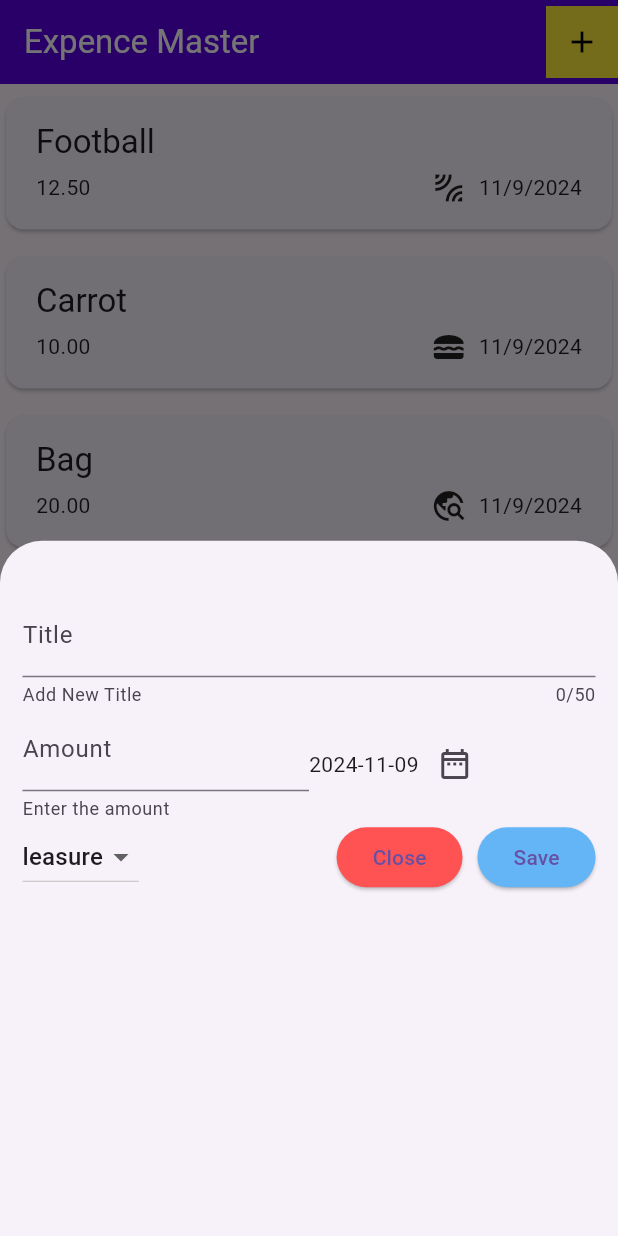
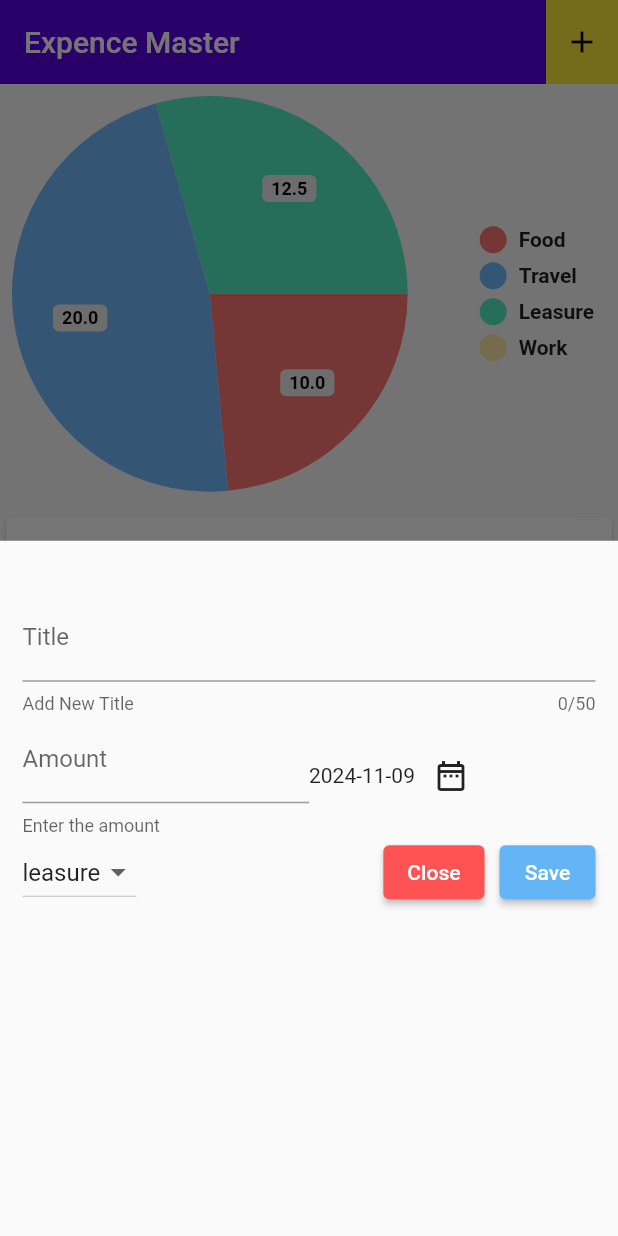
Before and after one commit to kavi17498/Expense-Tracker, a Flutter app: the screen it shows after launch, after a tap on the "add" icon, on a phone screen of 412 x 824 dp. Run offline on Flutter 3.47's test engine with Material 3 defaults, Android fonts, the phone set to English and light mode, and no system bars; drawn by our look-alikes of pie_chart; our stand-ins replace hive, hive_flutter; accounts and stored records are empty.

Commit message:
application Done

```diff
--- a/lib/main.dart
+++ b/lib/main.dart
@@ -1,7 +1,16 @@
-import "package:fivehoursapp/pages/expences.dart";
-import "package:flutter/material.dart";
+import 'package:fivehoursapp/models/expence.dart';
+import 'package:fivehoursapp/pages/expences.dart';
+import 'package:fivehoursapp/server/category_adapter.dart';
+import 'package:flutter/material.dart';
+import 'package:hive_flutter/hive_flutter.dart';
 
-void main() {
+void main() async {
+  WidgetsFlutterBinding.ensureInitialized(); // Ensures binding for async main
+  await Hive.initFlutter();
+  Hive.registerAdapter(ExpenceModelAdapter());
+  Hive.registerAdapter(CategoryAdapter());
+  await Hive.openBox("expenceDatabase");
+
   runApp(MyApp());
 }
 
@@ -12,6 +21,7 @@ class MyApp extends StatelessWidget {
   Widget build(BuildContext context) {
     return MaterialApp(
       debugShowCheckedModeBanner: false,
+      theme: ThemeData(useMaterial3: false),
       home: Expences(),
     );
   }
--- a/lib/models/expence.dart
+++ b/lib/models/expence.dart
@@ -1,6 +1,9 @@
 import 'package:flutter/material.dart';
 import 'package:intl/intl.dart';
 import 'package:uuid/uuid.dart';
+import 'package:hive/hive.dart';
+
+part 'expence.g.dart';
 
 //enum for category
 enum Category { food, travel, leasure, work }
@@ -16,6 +19,7 @@ final CategoryIcons = {
   Category.work: Icons.work
 };
 
+@HiveType(typeId: 1)
 class ExpenceModel {
   //constructor
   ExpenceModel(
@@ -24,11 +28,19 @@ class ExpenceModel {
       required this.title,
       required this.category})
       : id = const Uuid().v4();
+  @HiveField(0)
+  final String id;
 
-  final String id;
+  @HiveField(1)
   final String title;
+
+  @HiveField(2)
   final double amount;
+
+  @HiveField(3)
   final DateTime date;
+
+  @HiveField(4)
   final Category category;
 
   //getter > Fomratted Date
--- a/lib/pages/expences.dart
+++ b/lib/pages/expences.dart
@@ -1,7 +1,10 @@
 import 'package:fivehoursapp/models/expence.dart';
+import 'package:fivehoursapp/server/database.dart';
 import 'package:fivehoursapp/widgets/addnewexpences.dart';
 import 'package:fivehoursapp/widgets/expence_list.dart';
 import 'package:flutter/material.dart';
+import 'package:hive/hive.dart';
+import 'package:pie_chart/pie_chart.dart';
 
 class Expences extends StatefulWidget {
   const Expences({super.key});
@@ -11,32 +14,133 @@ class Expences extends StatefulWidget {
 }
 
 class _ExpencesState extends State<Expences> {
-  final List<ExpenceModel> _expenceList = [
-    ExpenceModel(
-        amount: 12.5,
-        date: DateTime.now(),
-        title: "Football",
-        category: Category.leasure),
-    ExpenceModel(
-        amount: 10,
-        date: DateTime.now(),
-        title: "Carrot",
-        category: Category.food),
-    ExpenceModel(
-        amount: 20,
-        date: DateTime.now(),
-        title: "Bag",
-        category: Category.travel)
-  ];
+  final _myBox = Hive.box("expenceDatabase");
+  Database db = Database();
+
+  // final List<ExpenceModel> _expenceList = [
+  //   ExpenceModel(
+  //       amount: 12.5,
+  //       date: DateTime.now(),
+  //       title: "Football",
+  //       category: Category.leasure),
+  //   ExpenceModel(
+  //       amount: 10,
+  //       date: DateTime.now(),
+  //       title: "Carrot",
+  //       category: Category.food),
+  //   ExpenceModel(
+  //       amount: 20,
+  //       date: DateTime.now(),
+  //       title: "Bag",
+  //       category: Category.travel)
+  // ];
   //added some comments
+  //pie CHart
+  Map<String, double> dataMap = {
+    "Food": 0,
+    "Travel": 0,
+    "Leasure": 0,
+    "Work": 0,
+  };
+  //add new expence
+  void onAddNewExpence(ExpenceModel expence) {
+    setState(() {
+      db.expenceList.add(expence);
+      calCategoryValues();
+      db.updateData();
+    });
+  }
 
   //funtion to open a modal overlay
   void _openAddExpencesOverlay() {
     showModalBottomSheet(
         context: context,
         builder: (context) {
-          return Addnewexpences();
+          return Addnewexpences(onAddExpence: onAddNewExpence);
         });
+  }
+
+  //store the deleting expence
+
+  void onDeleteExpencethis(ExpenceModel expence) {
+    ExpenceModel deletingExpece = expence;
+    //get the index of the removing expence
+    final int removingIndex = db.expenceList.indexOf(expence);
+    setState(() {
+      db.expenceList.remove(expence);
+      db.updateData();
+      calCategoryValues();
+    });
+
+    //show snackbar
+    ScaffoldMessenger.of(context).showSnackBar(
+      SnackBar(
+        content: Text("Delete Sucessfull"),
+        action: SnackBarAction(
+            label: "Undo",
+            onPressed: () {
+              setState(() {
+                db.expenceList.insert(removingIndex, deletingExpece);
+              });
+            }),
+      ),
+    );
+  }
+
+  double foodVal = 0;
+  double travelVal = 0;
+  double leasureVal = 0;
+  double workVal = 0;
+
+  void calCategoryValues() {
+    double foodValTotal = 0;
+    double travelValTotal = 0;
+    double leasureValTotal = 0;
+    double workValTotal = 0;
+    for (final expence in db.expenceList) {
+      if (expence.category == Category.food) {
+        foodValTotal += expence.amount;
+      }
+      if (expence.category == Category.leasure) {
+        leasureValTotal += expence.amount;
+      }
+      if (expence.category == Category.travel) {
+        travelValTotal += expence.amount;
+
+        if (expence.category == Category.work) {
+          workValTotal += expence.amount;
+        }
+      }
+    }
+    setState(() {
+      foodVal = foodValTotal;
+      travelVal = travelValTotal;
+      leasureVal = leasureValTotal;
+      workVal = workValTotal;
+      db.updateData();
+    });
+    dataMap = {
+      "Food": foodVal,
+      "Travel": travelVal,
+      "Leasure": leasureVal,
+      "Work": workVal,
+    };
+  }
+
+  @override
+  void initState() {
+    super.initState();
+
+    //if this is the first time create the initial data
+    if (_myBox.get("EXP_DATA") == null) {
+      db.createInitialDatabase();
+      calCategoryValues();
+    } else {
+      db.loadData();
+      calCategoryValues();
+    }
+
+    ;
   }
 
   @override
@@ -61,8 +165,10 @@ class _ExpencesState extends State<Expences> {
       ),
       body: Column(
         children: [
+          PieChart(dataMap: dataMap),
           ExpenceList(
-            expenceList: _expenceList,
+            expenceList: db.expenceList,
+            onDeleteExpence: onDeleteExpencethis,
           ),
         ],
       ),
--- /dev/null
+++ b/lib/server/database.dart
@@ -0,0 +1,46 @@
+import 'dart:math';
+
+import 'package:fivehoursapp/models/expence.dart';
+import 'package:hive/hive.dart';
+
+class Database {
+  //create a database reference
+  final _mybox = Hive.box("expenceDatabase");
+  List<ExpenceModel> expenceList = [];
+
+  //create the init expence list funtions
+  void createInitialDatabase() {
+    expenceList = [
+      ExpenceModel(
+          amount: 12.5,
+          date: DateTime.now(),
+          title: "Football",
+          category: Category.leasure),
+      ExpenceModel(
+          amount: 10,
+          date: DateTime.now(),
+          title: "Carrot",
+          category: Category.food),
+      ExpenceModel(
+          amount: 20,
+          date: DateTime.now(),
+          title: "Bag",
+          category: Category.travel)
+    ];
+  }
+
+  //load the data
+
+  void loadData() {
+    final dynamic data = _mybox.get("EXP_DATA");
+    //validate the data
+    if (data != null && data is List<dynamic>) {
+      expenceList = data.cast<ExpenceModel>().toList();
+    }
+  }
+
+  //update the data
+  Future<void> updateData() async {
+    await _mybox.put("EXP_DATA", expenceList);
+  }
+}
--- a/lib/widgets/addnewexpences.dart
+++ b/lib/widgets/addnewexpences.dart
@@ -3,7 +3,8 @@ import 'package:fivehoursapp/models/expence.dart';
 import 'package:intl/intl.dart'; // Ensure you import intl for date formatting
 
 class Addnewexpences extends StatefulWidget {
-  const Addnewexpences({super.key});
+  final void Function(ExpenceModel expence) onAddExpence;
+  const Addnewexpences({super.key, required this.onAddExpence});
 
   @override
   State<Addnewexpences> createState() => _AddnewexpencesState();
@@ -74,7 +75,14 @@ class _AddnewexpencesState extends State<Addnewexpences> {
             ));
           });
     } else {
-      print("Save the Data");
+      //create the new expence
+      ExpenceModel newExpence = ExpenceModel(
+          amount: useramount,
+          date: _selectedDate,
+          title: _titleController.text.trim(),
+          category: _selectedCategory);
+      widget.onAddExpence(newExpence);
+      Navigator.pop(context);
     }
   }
 
--- a/lib/widgets/expence_list.dart
+++ b/lib/widgets/expence_list.dart
@@ -3,9 +3,10 @@ import 'package:fivehoursapp/widgets/expence_tile.dart';
 import 'package:flutter/material.dart';
 
 class ExpenceList extends StatelessWidget {
-  const ExpenceList({super.key, required this.expenceList});
-
   final List<ExpenceModel> expenceList;
+  final void Function(ExpenceModel expence) onDeleteExpence;
+  const ExpenceList(
+      {super.key, required this.expenceList, required this.onDeleteExpence});
 
   @override
   Widget build(BuildContext context) {
@@ -15,7 +16,13 @@ class ExpenceList extends StatelessWidget {
           itemBuilder: (context, index) {
             return Padding(
               padding: const EdgeInsets.symmetric(vertical: 5),
-              child: ExpenceTile(expence: expenceList[index]),
+              child: Dismissible(
+                  key: ValueKey(expenceList[index]),
+                  direction: DismissDirection.startToEnd,
+                  onDismissed: (direction) {
+                    onDeleteExpence(expenceList[index]);
+                  },
+                  child: ExpenceTile(expence: expenceList[index])),
             );
           }),
     );
```
Also changed, not shown: lib/server/category_adapter.dart (added, +19 -0 lines), pubspec.yaml (+7 -0 lines), lib/models/expence.g.dart (added), pubspec.lock, 2 other files.
